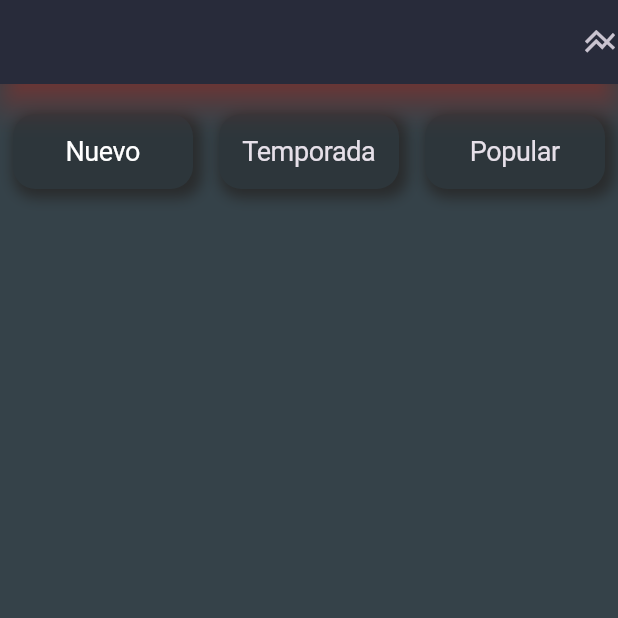
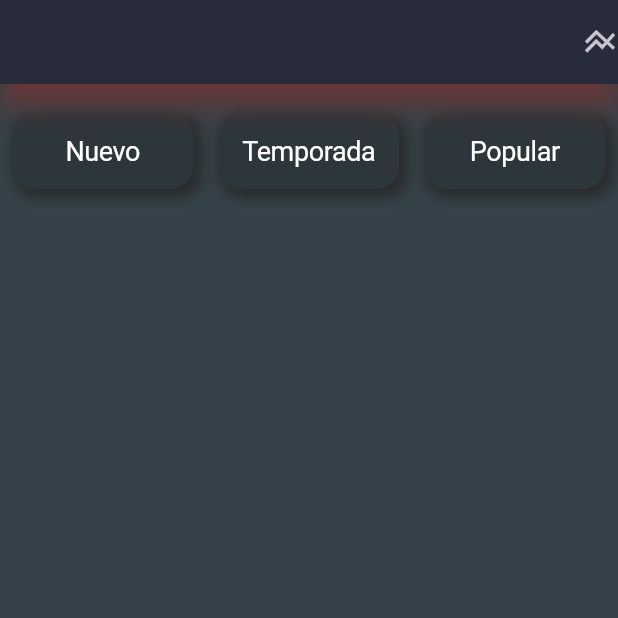
Before and after one commit to byronsmb/food_red_black, a Flutter app: the screen it shows after launch, on a phone screen of 412 x 824 dp, the top half of it. Run offline on Flutter 3.47's test engine with Material 2 defaults, Android fonts, the light colour scheme and no system bars; our stand-ins replace google_fonts; missing offline and left inert: postgres; Roboto replaces fonts that are missing (Bayon); statements that could not run were skipped.

Commit message:
Update main_page.dart

```diff
--- a/lib/widgets/main_page.dart
+++ b/lib/widgets/main_page.dart
@@ -160,9 +160,12 @@ class _MainPageState extends State<MainPage> {
                         child: Text(
                           'Temporada',
                           style: GoogleFonts.bayon(
-                            textStyle: Theme.of(context).textTheme.displayLarge,
-                            fontSize: 18,
-                          ),
+                              textStyle:
+                                  Theme.of(context).textTheme.displayLarge,
+                              fontSize: 18,
+                              color: containerScales[0]
+                                  ? Color.fromARGB(255, 199, 41, 49)
+                                  : Colors.white),
                         ),
                       ),
                     ),
@@ -201,9 +204,12 @@ class _MainPageState extends State<MainPage> {
                         child: Text(
                           'Popular',
                           style: GoogleFonts.bayon(
-                            textStyle: Theme.of(context).textTheme.displayLarge,
-                            fontSize: 18,
-                          ),
+                              textStyle:
+                                  Theme.of(context).textTheme.displayLarge,
+                              fontSize: 18,
+                              color: containerScales[0]
+                                  ? Color.fromARGB(255, 199, 41, 49)
+                                  : Colors.white),
                         ),
                       ),
                     ),
```
